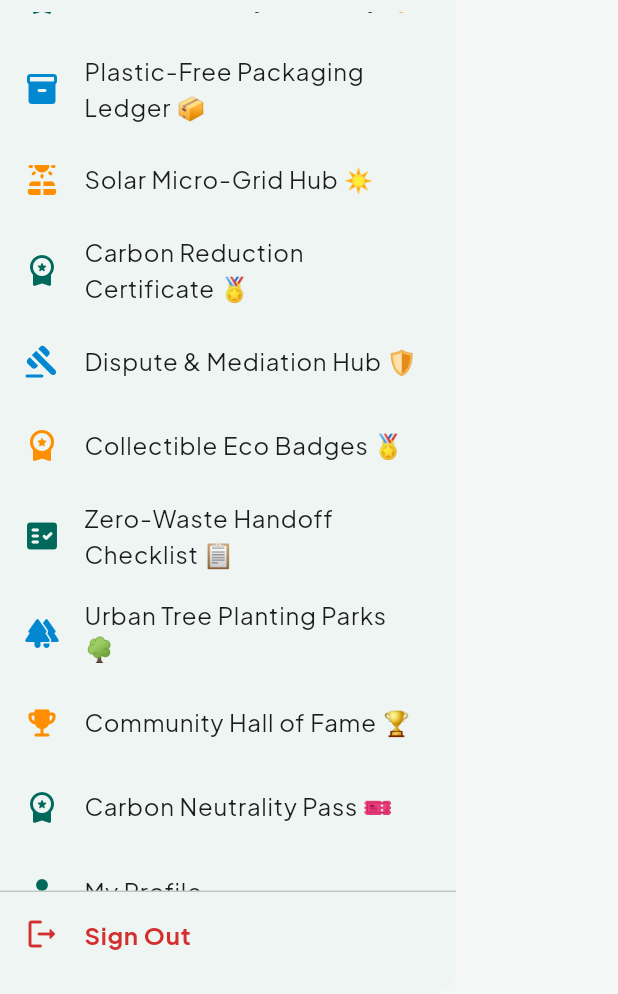
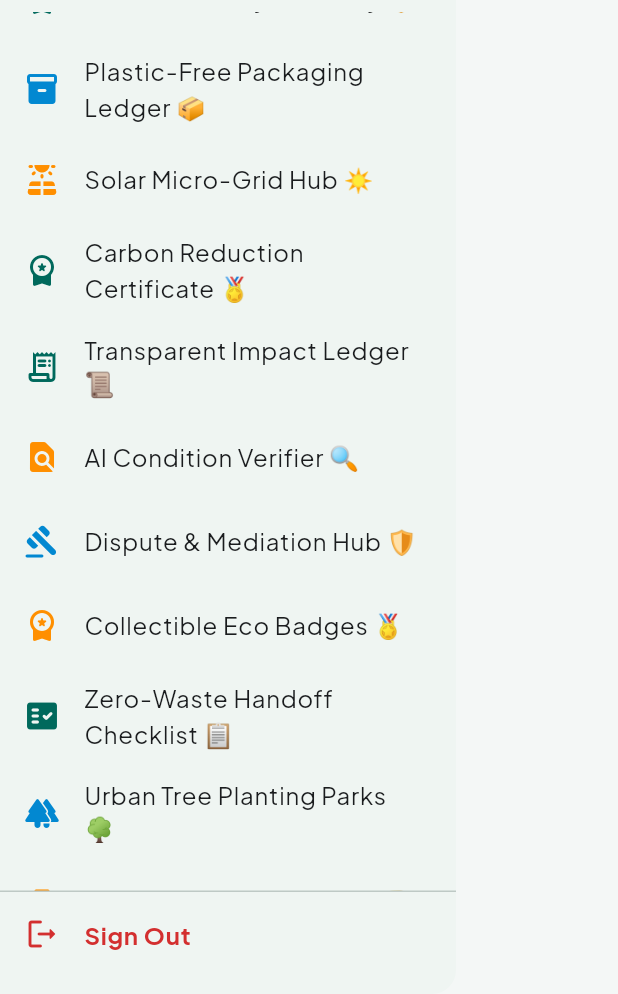
Before and after one commit to UzairBaig991/EcoSwap-MAD-Project, a Flutter app: the AppDrawer widget shown alone on an empty page, opened directly, scrolled down 1728 dp, on a phone screen of 412 x 824 dp, the part 242-1236 px from its top. Run offline on Flutter 3.47's test engine with Material 3 defaults, Android fonts, the phone set to English and light mode, and no system bars; our stand-ins replace cached_network_image, cloud_firestore, equatable, firebase_auth, firebase_core, firebase_messaging and 15 more; missing offline and left inert: dart_geohash; accounts and stored records are empty.

Commit message:
Update app

```diff
--- a/lib/core/widgets/app_drawer.dart
+++ b/lib/core/widgets/app_drawer.dart
@@ -340,6 +340,22 @@ class AppDrawer extends ConsumerWidget {
                   },
                 ),
                 ListTile(
+                  leading: const Icon(Icons.receipt_long_rounded, color: AppColors.primary),
+                  title: const Text('Transparent Impact Ledger 📜'),
+                  onTap: () {
+                    Navigator.pop(context);
+                    context.push('/public-ledger');
+                  },
+                ),
+                ListTile(
+                  leading: const Icon(Icons.find_in_page_rounded, color: AppColors.tertiary),
+                  title: const Text('AI Condition Verifier 🔍'),
+                  onTap: () {
+                    Navigator.pop(context);
+                    context.push('/ai-condition-verifier');
+                  },
+                ),
+                ListTile(
                   leading: const Icon(Icons.gavel_rounded, color: AppColors.secondary),
                   title: const Text('Dispute & Mediation Hub 🛡️'),
                   onTap: () {
--- a/lib/features/profile/screens/carbon_certificate_screen.dart
+++ b/lib/features/profile/screens/carbon_certificate_screen.dart
@@ -8,8 +8,6 @@ class CarbonCertificateScreen extends ConsumerWidget {
 
   @override
   Widget build(BuildContext context, WidgetRef ref) {
-    final theme = Theme.of(context);
-
     return Scaffold(
       appBar: AppBar(
         title: const Text('Official Carbon Certificate 📜'),
--- a/lib/routing/app_router.dart
+++ b/lib/routing/app_router.dart
@@ -55,6 +55,8 @@ import '../features/profile/screens/green_warranty_screen.dart';
 import '../features/profile/screens/packaging_pledge_ledger_screen.dart';
 import '../features/profile/screens/solar_micro_grid_screen.dart';
 import '../features/profile/screens/carbon_badge_cert_screen.dart';
+import '../features/profile/screens/public_impact_ledger_screen.dart';
+import '../features/listing/screens/ai_condition_verifier_screen.dart';
 import '../features/chat/screens/chat_safety_filter_screen.dart';
 import '../features/settings/screens/settings_screen.dart';
 
@@ -419,6 +421,14 @@ final routerProvider = Provider<GoRouter>((ref) {
         builder: (context, state) => const CarbonBadgeCertScreen(),
       ),
       GoRoute(
+        path: '/public-ledger',
+        builder: (context, state) => const PublicImpactLedgerScreen(),
+      ),
+      GoRoute(
+        path: '/ai-condition-verifier',
+        builder: (context, state) => const AiConditionVerifierScreen(),
+      ),
+      GoRoute(
         path: '/listing/:id',
         builder: (context, state) {
           final id = state.pathParameters['id'] ?? '';
```
